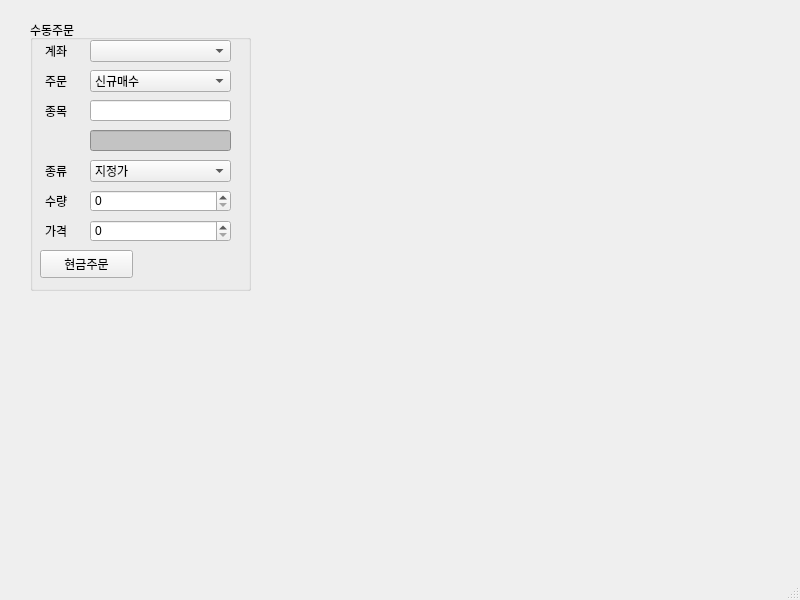
Qt form StockT.ui (100th/Stock-trading) before a commit.
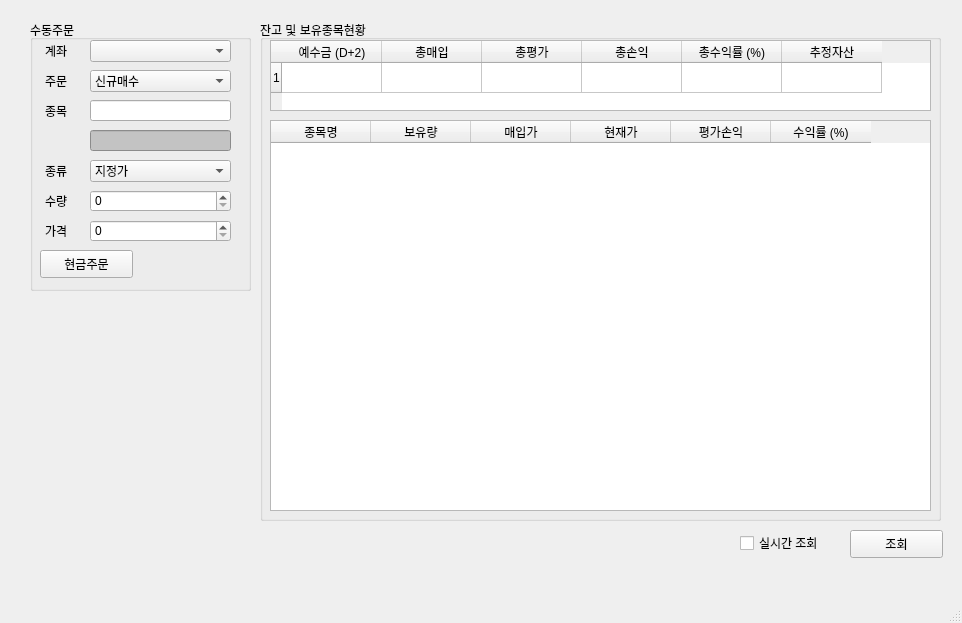
The same form after that commit. Icons and pictures are not drawn.

Commit message:
보유 주식 종목 현황 출력과 잔고확인 기능 구현
보유 주식 종목 현황 출력과 잔고확인 기능 구현

Diff of the .ui file:
```diff
--- a/StockT.ui
+++ b/StockT.ui
@@ -6,8 +6,8 @@
    <rect>
     <x>0</x>
     <y>0</y>
-    <width>800</width>
-    <height>600</height>
+    <width>962</width>
+    <height>623</height>
    </rect>
   </property>
   <property name="windowTitle">
@@ -234,6 +234,129 @@
      </property>
     </widget>
    </widget>
+   <widget class="QGroupBox" name="groupBox_2">
+    <property name="geometry">
+     <rect>
+      <x>260</x>
+      <y>20</y>
+      <width>681</width>
+      <height>501</height>
+     </rect>
+    </property>
+    <property name="title">
+     <string>잔고 및 보유종목현황</string>
+    </property>
+    <widget class="QTableWidget" name="tableWidget">
+     <property name="geometry">
+      <rect>
+       <x>10</x>
+       <y>20</y>
+       <width>661</width>
+       <height>71</height>
+      </rect>
+     </property>
+     <property name="rowCount">
+      <number>1</number>
+     </property>
+     <row/>
+     <column>
+      <property name="text">
+       <string>예수금 (D+2)</string>
+      </property>
+     </column>
+     <column>
+      <property name="text">
+       <string>총매입</string>
+      </property>
+     </column>
+     <column>
+      <property name="text">
+       <string>총평가</string>
+      </property>
+     </column>
+     <column>
+      <property name="text">
+       <string>총손익</string>
+      </property>
+     </column>
+     <column>
+      <property name="text">
+       <string>총수익률 (%)</string>
+      </property>
+     </column>
+     <column>
+      <property name="text">
+       <string>추정자산</string>
+      </property>
+     </column>
+    </widget>
+    <widget class="QTableWidget" name="tableWidget_2">
+     <property name="geometry">
+      <rect>
+       <x>10</x>
+       <y>100</y>
+       <width>661</width>
+       <height>391</height>
+      </rect>
+     </property>
+     <column>
+      <property name="text">
+       <string>종목명</string>
+      </property>
+     </column>
+     <column>
+      <property name="text">
+       <string>보유량</string>
+      </property>
+     </column>
+     <column>
+      <property name="text">
+       <string>매입가</string>
+      </property>
+     </column>
+     <column>
+      <property name="text">
+       <string>현재가</string>
+      </property>
+     </column>
+     <column>
+      <property name="text">
+       <string>평가손익</string>
+      </property>
+     </column>
+     <column>
+      <property name="text">
+       <string>수익률 (%)</string>
+      </property>
+     </column>
+    </widget>
+   </widget>
+   <widget class="QCheckBox" name="checkBox">
+    <property name="geometry">
+     <rect>
+      <x>740</x>
+      <y>533</y>
+      <width>111</width>
+      <height>20</height>
+     </rect>
+    </property>
+    <property name="text">
+     <string>실시간 조회</string>
+    </property>
+   </widget>
+   <widget class="QPushButton" name="pushButton_2">
+    <property name="geometry">
+     <rect>
+      <x>850</x>
+      <y>530</y>
+      <width>93</width>
+      <height>28</height>
+     </rect>
+    </property>
+    <property name="text">
+     <string>조회</string>
+    </property>
+   </widget>
   </widget>
   <widget class="QMenuBar" name="menubar">
    <property name="geometry">
```
Left out of the diff: 4 changed lines with no effect on the pictures.
